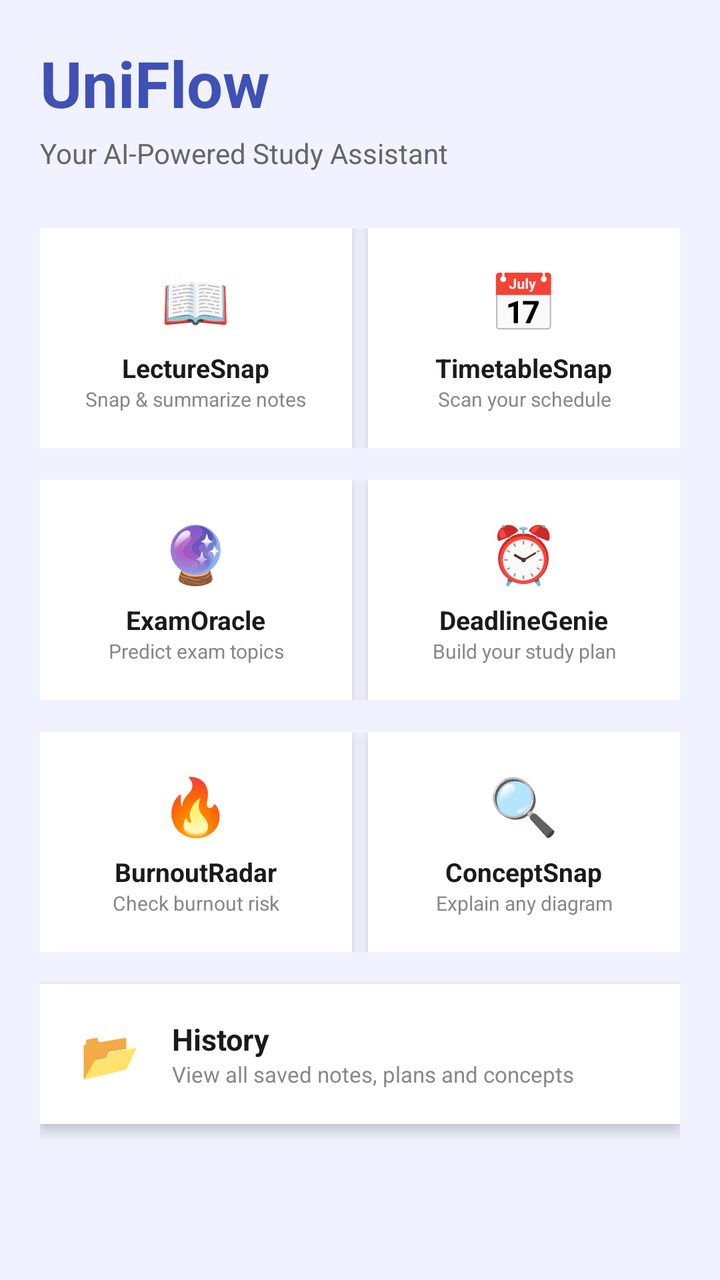
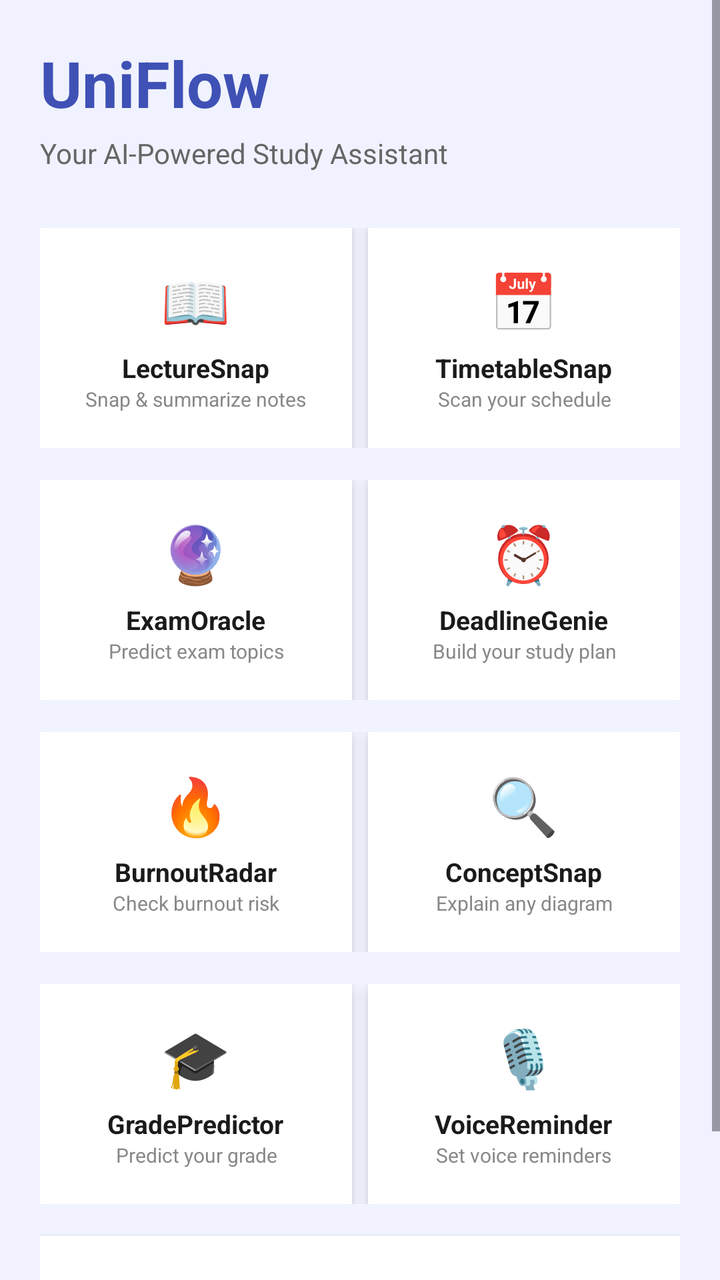

Screens rendered from an Android XML layout before and after an edit, with the pre-edit source and the edit as a unified diff.
<!-- AndroidManifest.xml: application theme Theme.UniFlow -->
<!-- res/layout/fragment_home.xml -->
<?xml version="1.0" encoding="utf-8"?>
<ScrollView xmlns:android="http://schemas.android.com/apk/res/android"
    android:layout_width="match_parent"
    android:layout_height="match_parent"
    android:background="#F0F2FF">

    <LinearLayout
        android:layout_width="match_parent"
        android:layout_height="wrap_content"
        android:orientation="vertical"
        android:padding="20dp">

        
        <TextView
            android:layout_width="match_parent"
            android:layout_height="wrap_content"
            android:text="UniFlow"
            android:textSize="32sp"
            android:textStyle="bold"
            android:textColor="#3F51B5"
            android:layout_marginBottom="4dp" />

        <TextView
            android:layout_width="match_parent"
            android:layout_height="wrap_content"
            android:text="Your AI-Powered Study Assistant"
            android:textSize="14sp"
            android:textColor="#666666"
            android:layout_marginBottom="28dp" />

        
        <LinearLayout
            android:layout_width="match_parent"
            android:layout_height="wrap_content"
            android:orientation="horizontal"
            android:layout_marginBottom="16dp">

            <LinearLayout
                android:id="@+id/card_lecture"
                android:layout_width="0dp"
                android:layout_height="110dp"
                android:layout_weight="1"
                android:orientation="vertical"
                android:gravity="center"
                android:background="#FFFFFF"
                android:elevation="4dp"
                android:layout_marginEnd="8dp"
                android:padding="12dp">

                <TextView
                    android:layout_width="wrap_content"
                    android:layout_height="wrap_content"
                    android:text="📖"
                    android:textSize="28sp" />
                <TextView
                    android:layout_width="wrap_content"
                    android:layout_height="wrap_content"
                    android:text="LectureSnap"
                    android:textSize="13sp"
                    android:textStyle="bold"
                    android:textColor="#1A1A1A"
                    android:layout_marginTop="6dp" />
                <TextView
                    android:layout_width="wrap_content"
                    android:layout_height="wrap_content"
                    android:text="Snap &amp; summarize notes"
                    android:textSize="10sp"
                    android:textColor="#888888"
                    android:gravity="center" />
            </LinearLayout>

            <LinearLayout
                android:id="@+id/card_timetable"
                android:layout_width="0dp"
                android:layout_height="110dp"
                android:layout_weight="1"
                android:orientation="vertical"
                android:gravity="center"
                android:background="#FFFFFF"
                android:elevation="4dp"
                android:padding="12dp">

                <TextView
                    android:layout_width="wrap_content"
                    android:layout_height="wrap_content"
                    android:text="📅"
                    android:textSize="28sp" />
                <TextView
                    android:layout_width="wrap_content"
                    android:layout_height="wrap_content"
                    android:text="TimetableSnap"
                    android:textSize="13sp"
                    android:textStyle="bold"
                    android:textColor="#1A1A1A"
                    android:layout_marginTop="6dp" />
                <TextView
                    android:layout_width="wrap_content"
                    android:layout_height="wrap_content"
                    android:text="Scan your schedule"
                    android:textSize="10sp"
                    android:textColor="#888888"
                    android:gravity="center" />
            </LinearLayout>

        </LinearLayout>

        
        <LinearLayout
            android:layout_width="match_parent"
            android:layout_height="wrap_content"
            android:orientation="horizontal"
            android:layout_marginBottom="16dp">

            <LinearLayout
                android:id="@+id/card_exam"
                android:layout_width="0dp"
                android:layout_height="110dp"
                android:layout_weight="1"
                android:orientation="vertical"
                android:gravity="center"
                android:background="#FFFFFF"
                android:elevation="4dp"
                android:layout_marginEnd="8dp"
                android:padding="12dp">

                <TextView
                    android:layout_width="wrap_content"
                    android:layout_height="wrap_content"
                    android:text="🔮"
                    android:textSize="28sp" />
                <TextView
                    android:layout_width="wrap_content"
                    android:layout_height="wrap_content"
                    android:text="ExamOracle"
                    android:textSize="13sp"
                    android:textStyle="bold"
                    android:textColor="#1A1A1A"
                    android:layout_marginTop="6dp" />
                <TextView
                    android:layout_width="wrap_content"
                    android:layout_height="wrap_content"
                    android:text="Predict exam topics"
                    android:textSize="10sp"
                    android:textColor="#888888"
                    android:gravity="center" />
            </LinearLayout>

            <LinearLayout
                android:id="@+id/card_deadline"
                android:layout_width="0dp"
                android:layout_height="110dp"
                android:layout_weight="1"
                android:orientation="vertical"
                android:gravity="center"
                android:background="#FFFFFF"
                android:elevation="4dp"
                android:padding="12dp">

                <TextView
                    android:layout_width="wrap_content"
                    android:layout_height="wrap_content"
                    android:text="⏰"
                    android:textSize="28sp" />
                <TextView
                    android:layout_width="wrap_content"
                    android:layout_height="wrap_content"
                    android:text="DeadlineGenie"
                    android:textSize="13sp"
                    android:textStyle="bold"
                    android:textColor="#1A1A1A"
                    android:layout_marginTop="6dp" />
                <TextView
                    android:layout_width="wrap_content"
                    android:layout_height="wrap_content"
                    android:text="Build your study plan"
                    android:textSize="10sp"
                    android:textColor="#888888"
                    android:gravity="center" />
            </LinearLayout>

        </LinearLayout>

        
        <LinearLayout
            android:layout_width="match_parent"
            android:layout_height="wrap_content"
            android:orientation="horizontal"
            android:layout_marginBottom="16dp">

            <LinearLayout
                android:id="@+id/card_burnout"
                android:layout_width="0dp"
                android:layout_height="110dp"
                android:layout_weight="1"
                android:orientation="vertical"
                android:gravity="center"
                android:background="#FFFFFF"
                android:elevation="4dp"
                android:layout_marginEnd="8dp"
                android:padding="12dp">

                <TextView
                    android:layout_width="wrap_content"
                    android:layout_height="wrap_content"
                    android:text="🔥"
                    android:textSize="28sp" />
                <TextView
                    android:layout_width="wrap_content"
                    android:layout_height="wrap_content"
                    android:text="BurnoutRadar"
                    android:textSize="13sp"
                    android:textStyle="bold"
                    android:textColor="#1A1A1A"
                    android:layout_marginTop="6dp" />
                <TextView
                    android:layout_width="wrap_content"
                    android:layout_height="wrap_content"
                    android:text="Check burnout risk"
                    android:textSize="10sp"
                    android:textColor="#888888"
                    android:gravity="center" />
            </LinearLayout>

            <LinearLayout
                android:id="@+id/card_concept"
                android:layout_width="0dp"
                android:layout_height="110dp"
                android:layout_weight="1"
                android:orientation="vertical"
                android:gravity="center"
                android:background="#FFFFFF"
                android:elevation="4dp"
                android:padding="12dp">

                <TextView
                    android:layout_width="wrap_content"
                    android:layout_height="wrap_content"
                    android:text="🔍"
                    android:textSize="28sp" />
                <TextView
                    android:layout_width="wrap_content"
                    android:layout_height="wrap_content"
                    android:text="ConceptSnap"
                    android:textSize="13sp"
                    android:textStyle="bold"
                    android:textColor="#1A1A1A"
                    android:layout_marginTop="6dp" />
                <TextView
                    android:layout_width="wrap_content"
                    android:layout_height="wrap_content"
                    android:text="Explain any diagram"
                    android:textSize="10sp"
                    android:textColor="#888888"
                    android:gravity="center" />
            </LinearLayout>

        </LinearLayout>

        
        <LinearLayout
            android:id="@+id/card_history"
            android:layout_width="match_parent"
            android:layout_height="70dp"
            android:orientation="horizontal"
            android:gravity="center_vertical"
            android:background="#FFFFFF"
            android:elevation="4dp"
            android:paddingHorizontal="20dp"
            android:layout_marginBottom="16dp">

            <TextView
                android:layout_width="wrap_content"
                android:layout_height="wrap_content"
                android:text="📂"
                android:textSize="24sp" />

            <LinearLayout
                android:layout_width="0dp"
                android:layout_height="wrap_content"
                android:layout_weight="1"
                android:orientation="vertical"
                android:layout_marginStart="16dp">

                <TextView
                    android:layout_width="wrap_content"
                    android:layout_height="wrap_content"
                    android:text="History"
                    android:textSize="15sp"
                    android:textStyle="bold"
                    android:textColor="#1A1A1A" />

                <TextView
                    android:layout_width="wrap_content"
                    android:layout_height="wrap_content"
                    android:text="View all saved notes, plans and concepts"
                    android:textSize="11sp"
                    android:textColor="#888888" />
            </LinearLayout>
        </LinearLayout>

    </LinearLayout>
</ScrollView>
<!-- resources referenced by this layout -->
<resources>
  <style name="Theme.UniFlow" parent="Base.Theme.UniFlow" />
  <style name="Base.Theme.UniFlow" parent="Theme.Material3.DayNight.NoActionBar">
          
          
      </style>
</resources>

<!-- the commit's change to res/layout/fragment_home.xml (unified diff, before → after) -->
@@ -258,6 +258,81 @@
 
         
         <LinearLayout
+            android:layout_width="match_parent"
+            android:layout_height="wrap_content"
+            android:orientation="horizontal"
+            android:layout_marginBottom="16dp">
+
+            <LinearLayout
+                android:id="@+id/card_grade"
+                android:layout_width="0dp"
+                android:layout_height="110dp"
+                android:layout_weight="1"
+                android:orientation="vertical"
+                android:gravity="center"
+                android:background="#FFFFFF"
+                android:elevation="4dp"
+                android:layout_marginEnd="8dp"
+                android:padding="12dp">
+
+                <TextView
+                    android:layout_width="wrap_content"
+                    android:layout_height="wrap_content"
+                    android:text="🎓"
+                    android:textSize="28sp" />
+                <TextView
+                    android:layout_width="wrap_content"
+                    android:layout_height="wrap_content"
+                    android:text="GradePredictor"
+                    android:textSize="13sp"
+                    android:textStyle="bold"
+                    android:textColor="#1A1A1A"
+                    android:layout_marginTop="6dp" />
+                <TextView
+                    android:layout_width="wrap_content"
+                    android:layout_height="wrap_content"
+                    android:text="Predict your grade"
+                    android:textSize="10sp"
+                    android:textColor="#888888"
+                    android:gravity="center" />
+            </LinearLayout>
+
+            <LinearLayout
+                android:id="@+id/card_voice"
+                android:layout_width="0dp"
+                android:layout_height="110dp"
+                android:layout_weight="1"
+                android:orientation="vertical"
+                android:gravity="center"
+                android:background="#FFFFFF"
+                android:elevation="4dp"
+                android:padding="12dp">
+
+                <TextView
+                    android:layout_width="wrap_content"
+                    android:layout_height="wrap_content"
+                    android:text="🎙️"
+                    android:textSize="28sp" />
+                <TextView
+                    android:layout_width="wrap_content"
+                    android:layout_height="wrap_content"
+                    android:text="VoiceReminder"
+                    android:textSize="13sp"
+                    android:textStyle="bold"
+                    android:textColor="#1A1A1A"
+                    android:layout_marginTop="6dp" />
+                <TextView
+                    android:layout_width="wrap_content"
+                    android:layout_height="wrap_content"
+                    android:text="Set voice reminders"
+                    android:textSize="10sp"
+                    android:textColor="#888888"
+                    android:gravity="center" />
+            </LinearLayout>
+        </LinearLayout>
+
+        
+        <LinearLayout
             android:id="@+id/card_history"
             android:layout_width="match_parent"
             android:layout_height="70dp"
